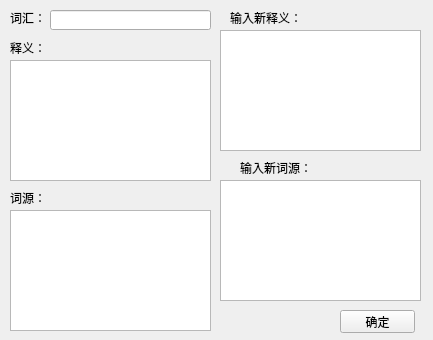
Above: UI/main_UI.ui from Chlamydomonos/Alaniapleia before the change. Below: the same form after it.
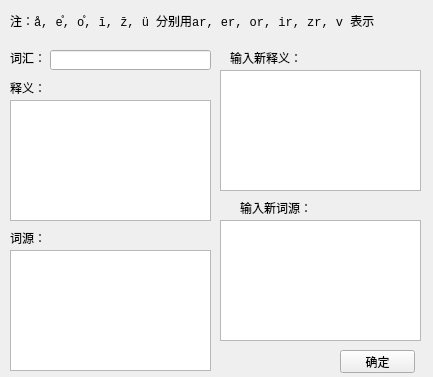
That is the form after the change.

The edit to the form file:
```diff
--- a/UI/main_UI.ui
+++ b/UI/main_UI.ui
@@ -7,7 +7,7 @@
     <x>0</x>
     <y>0</y>
     <width>433</width>
-    <height>340</height>
+    <height>377</height>
    </rect>
   </property>
   <property name="windowTitle">
@@ -17,7 +17,7 @@
    <property name="geometry">
     <rect>
      <x>50</x>
-     <y>10</y>
+     <y>50</y>
      <width>161</width>
      <height>20</height>
     </rect>
@@ -27,7 +27,7 @@
    <property name="geometry">
     <rect>
      <x>10</x>
-     <y>60</y>
+     <y>100</y>
      <width>201</width>
      <height>121</height>
     </rect>
@@ -37,7 +37,7 @@
    <property name="geometry">
     <rect>
      <x>10</x>
-     <y>210</y>
+     <y>250</y>
      <width>201</width>
      <height>121</height>
     </rect>
@@ -47,7 +47,7 @@
    <property name="geometry">
     <rect>
      <x>220</x>
-     <y>30</y>
+     <y>70</y>
      <width>201</width>
      <height>121</height>
     </rect>
@@ -57,7 +57,7 @@
    <property name="geometry">
     <rect>
      <x>220</x>
-     <y>180</y>
+     <y>220</y>
      <width>201</width>
      <height>121</height>
     </rect>
@@ -67,7 +67,7 @@
    <property name="geometry">
     <rect>
      <x>10</x>
-     <y>10</y>
+     <y>50</y>
      <width>31</width>
      <height>16</height>
     </rect>
@@ -80,7 +80,7 @@
    <property name="geometry">
     <rect>
      <x>10</x>
-     <y>40</y>
+     <y>80</y>
      <width>31</width>
      <height>16</height>
     </rect>
@@ -93,7 +93,7 @@
    <property name="geometry">
     <rect>
      <x>10</x>
-     <y>190</y>
+     <y>230</y>
      <width>31</width>
      <height>16</height>
     </rect>
@@ -106,7 +106,7 @@
    <property name="geometry">
     <rect>
      <x>230</x>
-     <y>10</y>
+     <y>50</y>
      <width>71</width>
      <height>16</height>
     </rect>
@@ -119,7 +119,7 @@
    <property name="geometry">
     <rect>
      <x>240</x>
-     <y>160</y>
+     <y>200</y>
      <width>71</width>
      <height>16</height>
     </rect>
@@ -132,7 +132,7 @@
    <property name="geometry">
     <rect>
      <x>340</x>
-     <y>310</y>
+     <y>350</y>
      <width>75</width>
      <height>23</height>
     </rect>
@@ -141,6 +141,27 @@
     <string>确定</string>
    </property>
   </widget>
+  <widget class="QLabel" name="label_6">
+   <property name="geometry">
+    <rect>
+     <x>10</x>
+     <y>10</y>
+     <width>401</width>
+     <height>21</height>
+    </rect>
+   </property>
+   <property name="font">
+    <font>
+     <family>Consolas</family>
+    </font>
+   </property>
+   <property name="text">
+    <string>注：å, e̊, o̊, ī, z̄, ü 分别用ar, er, or, ir, zr, v 表示</string>
+   </property>
+   <property name="textFormat">
+    <enum>Qt::AutoText</enum>
+   </property>
+  </widget>
  </widget>
  <resources/>
  <connections/>
```
